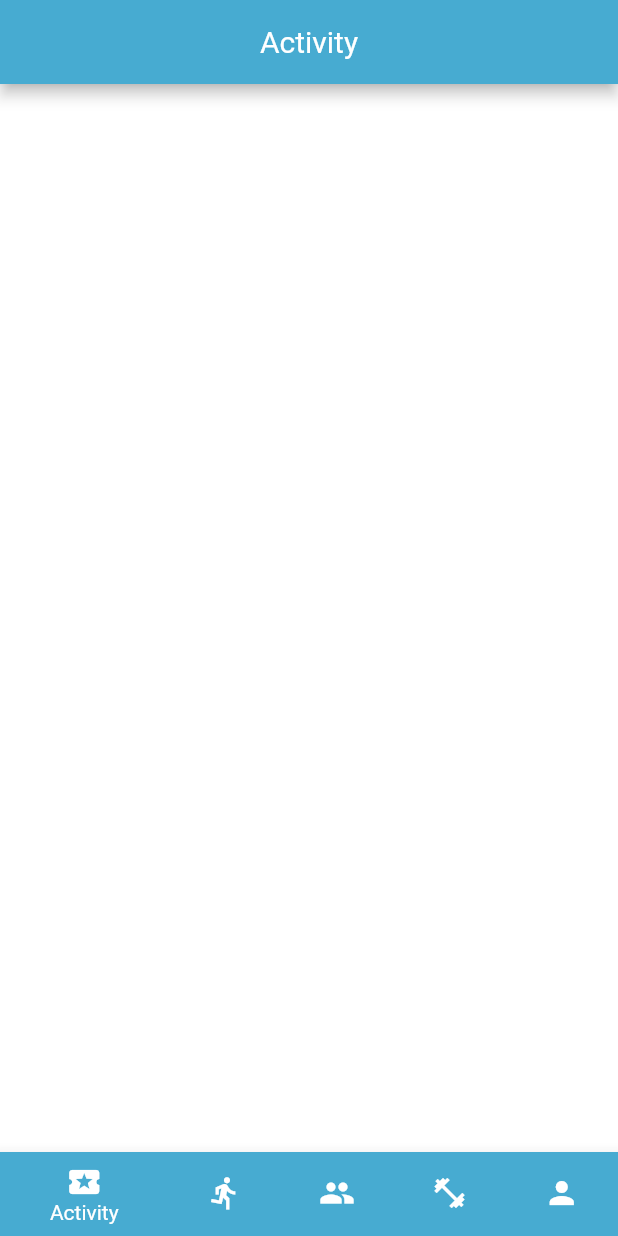
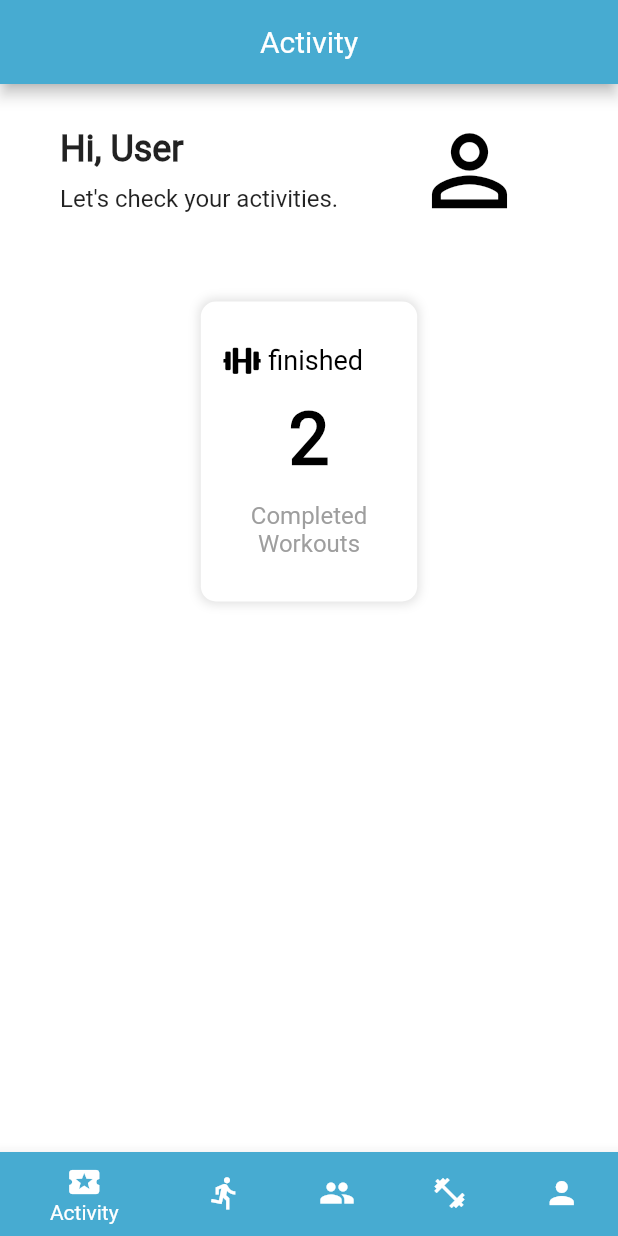
Before and after one commit to joelplotnik/HunterFit, a Flutter app: the Navigation screen opened directly, on a phone screen of 412 x 824 dp. Run offline on Flutter 3.47's test engine with Material 2 defaults, Android fonts, the phone set to English and light mode, and no system bars; our stand-ins replace flutter_svg, font_awesome_flutter, google_maps_flutter, location, sqflite; accounts and stored records are empty.

Commit message:
added workouts completed to the activity page

```diff
--- /dev/null
+++ b/lib/view/activity_view.dart
@@ -0,0 +1,122 @@
+import 'package:flutter/material.dart';
+import 'package:font_awesome_flutter/font_awesome_flutter.dart';
+
+
+class ActivityView extends StatelessWidget{
+  static String routeName = "/activity";
+
+  @override
+  Widget build(BuildContext context){
+    return Scaffold(
+      resizeToAvoidBottomInset: false,
+      backgroundColor: Colors.white,
+      body: SingleChildScrollView(
+        child: Padding(
+          padding: const EdgeInsets.symmetric(horizontal: 40.0),
+          child: Column(
+            crossAxisAlignment: CrossAxisAlignment.start,
+            children: [
+              const SizedBox(height: 20),
+              Column(
+                mainAxisAlignment: MainAxisAlignment.center,
+                mainAxisSize: MainAxisSize.max,
+                children: [
+                  Row(children: [
+                    Column(
+                      crossAxisAlignment: CrossAxisAlignment.start,
+                      children: const [
+                        Text(
+                          'Hi, User',
+                          style: TextStyle(
+                              fontSize: 24, fontWeight: FontWeight.bold),
+                        ),
+                        SizedBox(height: 10),
+                        Text(
+                          'Let\'s check your activities.',
+                          style: TextStyle(fontSize: 16),
+                        ),
+                      ],
+                    ),
+                    const SizedBox(
+                      width: 50,
+                    ),
+                    const Icon(
+                      Icons.person_outline_outlined,
+                      color: Colors.black,
+                      size: 75.0,
+                      semanticLabel: 'profile image',
+                    ),
+                  ]),
+
+                const SizedBox(height: 50),
+
+                Container(
+                  padding: const EdgeInsets.all(15),
+                  height: 200,
+                  width: (MediaQuery.of(context).size.width) * 0.35,
+                  decoration: BoxDecoration(
+                    borderRadius: BorderRadius.circular(10),
+                    color: Colors.white,
+                    boxShadow: [
+                      BoxShadow(
+                        color: Colors.black.withOpacity(0.12),
+                        blurRadius: 5.0,
+                        spreadRadius: 1.1,
+                      ),
+                    ],
+                  ),
+                  child: Column(
+                    mainAxisAlignment: MainAxisAlignment.spaceEvenly,
+                    children: [
+                      Row(
+                        children:const [
+                          Icon(
+                              FontAwesomeIcons.dumbbell,
+                              size: 20,
+                              color: Colors.black,
+                          ),
+                          SizedBox(width: 10),
+                          Expanded(
+                            child: Text(
+                              'finished',
+                              style: TextStyle(
+                                color: Colors.black,
+                                fontSize: 18,
+                                fontWeight: FontWeight.w500,
+                              ),
+                              overflow: TextOverflow.fade,
+                              softWrap: false,
+                            ),
+                          ),
+                        ],
+                      ),
+                      const Text(
+                        '2',
+                        style: TextStyle(
+                          fontSize: 48,
+                          fontWeight: FontWeight.w700,
+                          color: Colors.black,
+                        ),
+                      ),
+                      const Text(
+                        'Completed Workouts',
+                        textAlign: TextAlign.center,
+                        style: TextStyle(
+                          fontSize: 16,
+                          fontWeight: FontWeight.w500,
+                          color: Colors.grey,
+                        ),
+                      ),
+                    ],
+                  ),
+                )
+
+                ],
+              )
+            ],
+          ),
+        ),
+      ),
+    );
+  }
+}
--- a/lib/view/navigation_view.dart
+++ b/lib/view/navigation_view.dart
@@ -2,6 +2,7 @@ import 'package:flutter/material.dart';
 import 'package:hunter_fit/api/google_maps_page.dart';
 import 'package:hunter_fit/view/profile_view.dart';
 import 'package:hunter_fit/view/weights_view.dart';
+import 'package:hunter_fit/view/activity_view.dart';
 
 class Navigation extends StatefulWidget {
 
@@ -62,7 +63,7 @@ class _NavigationState extends State<Navigation> {
       body: PageView(
         controller: pageController,
         children: [
-          Container( color: Colors.white,),
+          ActivityView(),
           const GoogleMapPage(),
           Container( color: Colors.white,),
           const WeightsView(),
--- a/pubspec.yaml
+++ b/pubspec.yaml
@@ -29,7 +29,8 @@ environment:
 dependencies:
   flutter:
     sdk: flutter
-
+  #font awesome
+  font_awesome_flutter: ^9.2.0
   # The following adds the Cupertino Icons font to your application.
   # Use with the CupertinoIcons class for iOS style icons.
   cupertino_icons: ^1.0.2
@@ -52,7 +53,7 @@ dependencies:
 
   # A wrapper around InheritedWidget to make them easier to use and more reusable.
   provider: ^6.0.1
-  flutter_countdown_timer: ^4.1.0
+
 
 
 
```
Also changed, not shown: pubspec.lock.
